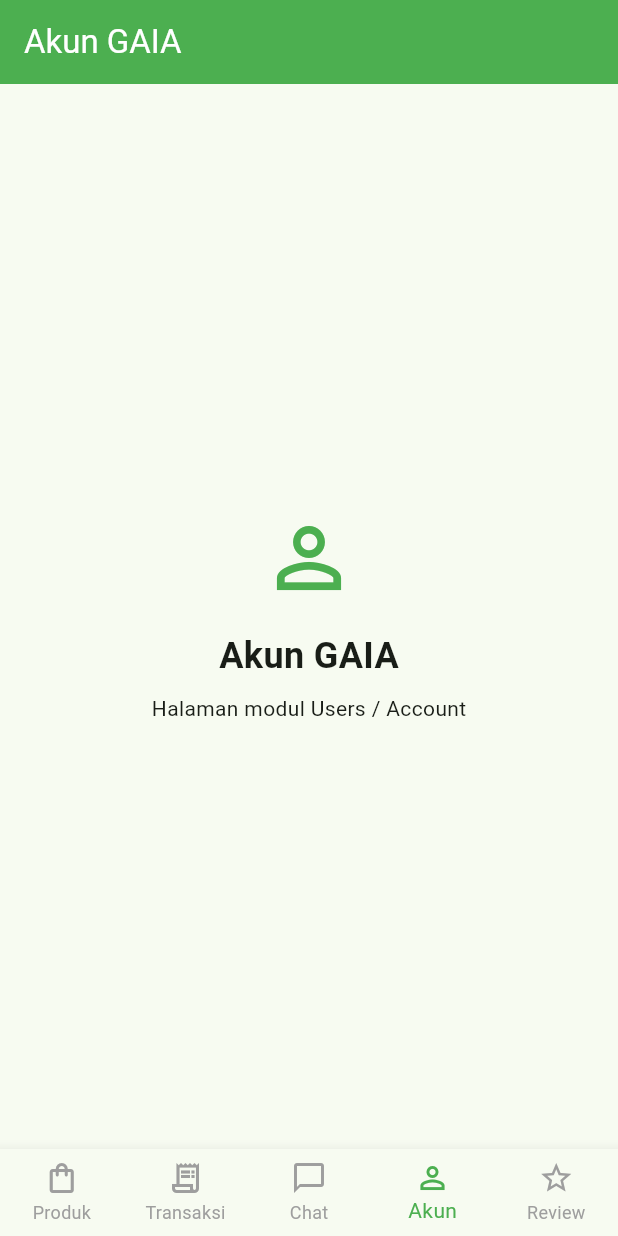
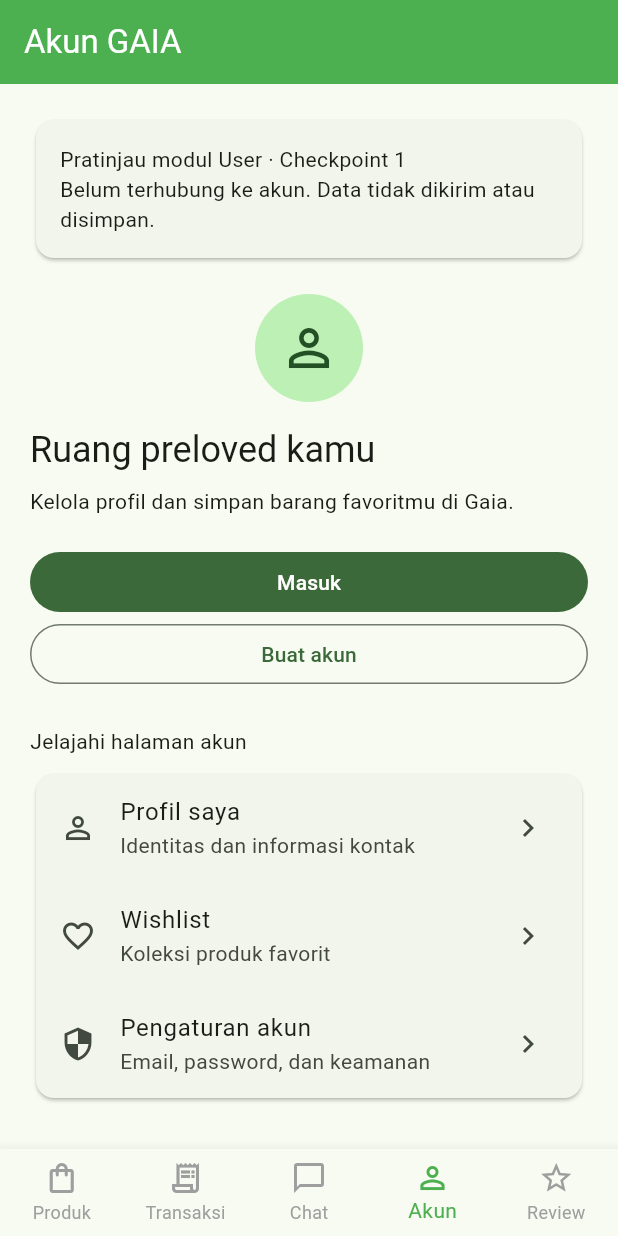
Before and after one commit to Gaia-sustainable-curated-thrift/gaia-mobile, a Flutter app: the screen it shows after launch, item 4 of the bottom bar chosen, on a phone screen of 412 x 824 dp. Run offline on Flutter 3.47's test engine with Material 3 defaults, Android fonts, the phone set to English and light mode, and no system bars; network calls fail.

Commit message:
feat(user): scaffold mobile account module for checkpoint 1

```diff
--- a/lib/pages/account_page.dart
+++ b/lib/pages/account_page.dart
@@ -1,31 +1,83 @@
 import 'package:flutter/material.dart';
+
+import 'user/account_forms.dart';
+import 'user/account_sections.dart';
+import 'user/user_page.dart';
 
 class AccountPage extends StatelessWidget {
   const AccountPage({super.key});
 
   @override
   Widget build(BuildContext context) {
-    return const Center(
+    return UserPage(
+      children: [
+        const CircleAvatar(
+          radius: 36,
+          child: Icon(Icons.person_outline, size: 40),
+        ),
+        const SizedBox(height: 16),
+        Text(
+          'Ruang preloved kamu',
+          style: Theme.of(context).textTheme.headlineSmall,
+        ),
+        const SizedBox(height: 8),
+        const Text('Kelola profil dan simpan barang favoritmu di Gaia.'),
+        const SizedBox(height: 20),
+        FilledButton(
+          onPressed: () => openUserPage(context, const LoginPage()),
+          child: const Text('Masuk'),
+        ),
+        OutlinedButton(
+          onPressed: () => openUserPage(context, const RegisterPage()),
+          child: const Text('Buat akun'),
+        ),
+        const SizedBox(height: 24),
+        const Text('Jelajahi halaman akun'),
+        const SizedBox(height: 8),
+        Card(
           child: Column(
-        mainAxisAlignment: MainAxisAlignment.center,
             children: [
-          Icon(
+              _menu(
+                context,
                 Icons.person_outline,
-            size: 64,
-            color: Colors.green,
+                'Profil saya',
+                'Identitas dan informasi kontak',
+                const ProfilePage(),
               ),
-          SizedBox(height: 16),
-          Text(
-            'Akun GAIA',
-            style: TextStyle(
-              fontSize: 24,
-              fontWeight: FontWeight.bold,
+              _menu(
+                context,
+                Icons.favorite_border,
+                'Wishlist',
+                'Koleksi produk favorit',
+                const WishlistPage(),
+              ),
+              _menu(
+                context,
+                Icons.security_outlined,
+                'Pengaturan akun',
+                'Email, password, dan keamanan',
+                const AccountSettingsPage(),
+              ),
+            ],
           ),
         ),
-          SizedBox(height: 8),
-          Text('Halaman modul Users / Account'),
       ],
-      ),
+    );
+  }
+
+  Widget _menu(
+    BuildContext context,
+    IconData icon,
+    String title,
+    String subtitle,
+    Widget page,
+  ) {
+    return ListTile(
+      leading: Icon(icon),
+      title: Text(title),
+      subtitle: Text(subtitle),
+      trailing: const Icon(Icons.chevron_right),
+      onTap: () => openUserPage(context, page),
     );
   }
 }
--- /dev/null
+++ b/lib/pages/user/account_forms.dart
@@ -0,0 +1,95 @@
+import 'package:flutter/material.dart';
+
+import 'user_page.dart';
+
+class LoginPage extends StatelessWidget {
+  const LoginPage({super.key});
+
+  @override
+  Widget build(BuildContext context) => UserPage(
+    title: 'Masuk',
+    children: [
+      const AccountField('Email atau username'),
+      const AccountField('Password', secret: true),
+      const FilledButton(onPressed: null, child: Text('Masuk')),
+      TextButton(
+        onPressed: () => openUserPage(context, const ResetPasswordPage()),
+        child: const Text('Lupa password?'),
+      ),
+      TextButton(
+        onPressed: () => openUserPage(context, const RegisterPage()),
+        child: const Text('Belum punya akun? Daftar'),
+      ),
+    ],
+  );
+}
+
+class RegisterPage extends StatelessWidget {
+  const RegisterPage({super.key});
+
+  @override
+  Widget build(BuildContext context) => const UserPage(
+    title: 'Buat akun',
+    children: [
+      AccountField('Nama lengkap'),
+      AccountField('Email', keyboardType: TextInputType.emailAddress),
+      AccountField('Password', secret: true),
+      AccountField('Konfirmasi password', secret: true),
+      FilledButton(onPressed: null, child: Text('Daftar')),
+    ],
+  );
+}
+
+class EditProfilePage extends StatelessWidget {
+  const EditProfilePage({super.key});
+
+  @override
+  Widget build(BuildContext context) => const UserPage(
+    title: 'Edit profil',
+    children: [
+      CircleAvatar(radius: 36, child: Icon(Icons.person_outline, size: 40)),
+      TextButton(onPressed: null, child: Text('Ubah foto profil')),
+      Text('Foto JPG, PNG, atau WebP, maksimal 2 MB.'),
+      SizedBox(height: 20),
+      AccountField('Nama lengkap'),
+      AccountField('Username'),
+      AccountField('Email (tidak dapat diubah)', enabled: false),
+      AccountField('Nomor telepon', keyboardType: TextInputType.phone),
+      AccountField('Kota'),
+      AccountField('Negara'),
+      FilledButton(onPressed: null, child: Text('Simpan perubahan')),
+    ],
+  );
+}
+
+class ResetPasswordPage extends StatelessWidget {
+  const ResetPasswordPage({super.key});
+
+  @override
+  Widget build(BuildContext context) => const UserPage(
+    title: 'Reset password',
+    children: [
+      Text(
+        'Tautan pemulihan akan dikirim ke email akun setelah layanan akun terhubung.',
+      ),
+      SizedBox(height: 20),
+      AccountField('Email', keyboardType: TextInputType.emailAddress),
+      FilledButton(onPressed: null, child: Text('Kirim tautan reset')),
+    ],
+  );
+}
+
+class ChangePasswordPage extends StatelessWidget {
+  const ChangePasswordPage({super.key});
+
+  @override
+  Widget build(BuildContext context) => const UserPage(
+    title: 'Ganti password',
+    children: [
+      AccountField('Password saat ini', secret: true),
+      AccountField('Password baru', secret: true),
+      AccountField('Konfirmasi password baru', secret: true),
+      FilledButton(onPressed: null, child: Text('Ganti password')),
+    ],
+  );
+}
--- /dev/null
+++ b/lib/pages/user/user_page.dart
@@ -0,0 +1,77 @@
+import 'package:flutter/material.dart';
+
+void openUserPage(BuildContext context, Widget page) {
+  Navigator.of(context).push(MaterialPageRoute<void>(builder: (_) => page));
+}
+
+/// Shared scrollable layout for the checkpoint 1 account screens.
+class UserPage extends StatelessWidget {
+  const UserPage({super.key, this.title, required this.children});
+
+  final String? title;
+  final List<Widget> children;
+
+  @override
+  Widget build(BuildContext context) {
+    final content = SafeArea(
+      child: Align(
+        alignment: Alignment.topCenter,
+        child: ConstrainedBox(
+          constraints: const BoxConstraints(maxWidth: 560),
+          child: ListView(
+            padding: const EdgeInsets.all(20),
+            children: [
+              const Card(
+                child: Padding(
+                  padding: EdgeInsets.all(16),
+                  child: Text(
+                    'Pratinjau modul User · Checkpoint 1\n'
+                    'Belum terhubung ke akun. Data tidak dikirim atau disimpan.',
+                  ),
+                ),
+              ),
+              const SizedBox(height: 20),
+              ...children,
+            ],
+          ),
+        ),
+      ),
+    );
+    if (title == null) return content;
+    return Scaffold(
+      appBar: AppBar(title: Text(title!)),
+      body: content,
+    );
+  }
+}
+
+class AccountField extends StatelessWidget {
+  const AccountField(
+    this.label, {
+    super.key,
+    this.secret = false,
+    this.keyboardType,
+    this.enabled = true,
+  });
+
+  final String label;
+  final bool secret;
+  final TextInputType? keyboardType;
+  final bool enabled;
+
+  @override
+  Widget build(BuildContext context) => Padding(
+    padding: const EdgeInsets.only(bottom: 16),
+    child: TextFormField(
+      enabled: enabled,
+      obscureText: secret,
+      autocorrect: !secret,
+      enableSuggestions: !secret,
+      keyboardType: keyboardType,
+      decoration: InputDecoration(
+        labelText: label,
+        border: const OutlineInputBorder(),
+      ),
+    ),
+  );
+}
--- a/pubspec.yaml
+++ b/pubspec.yaml
@@ -19,7 +19,7 @@ publish_to: 'none' # Remove this line if you wish to publish to pub.dev
 version: 1.0.0+1
 
 environment:
-  sdk: ^3.13.7
+  sdk: ^3.13.0
 
 # Dependencies specify other packages that your package needs in order to work.
 # To automatically upgrade your package dependencies to the latest versions
```
Also changed, not shown: lib/pages/user/account_sections.dart (added, +94 -0 lines), pubspec.lock, 2 other files. Lines whose indentation alone changed are shown as unchanged.
